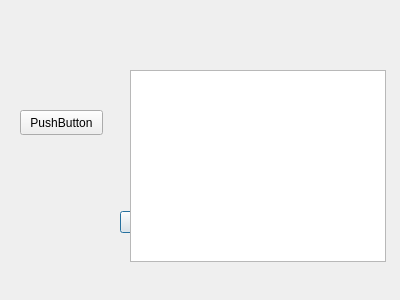
Above: GUI/form.ui from balsini/FlexBoardMeetsOBD before the change. Below: the same form after it.
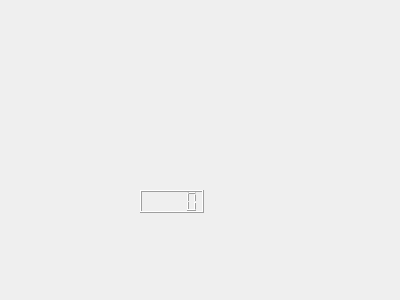
That is the form after the change.

Commit message: Solved some monitor graphics bug and added some LCD views

```diff
--- a/GUI/form.ui
+++ b/GUI/form.ui
@@ -13,39 +13,13 @@
   <property name="windowTitle">
    <string>Form</string>
   </property>
-  <widget class="QDialogButtonBox" name="buttonBox">
+  <widget class="QLCDNumber" name="lcdNumber">
    <property name="geometry">
     <rect>
-     <x>120</x>
-     <y>210</y>
-     <width>166</width>
-     <height>25</height>
-    </rect>
-   </property>
-   <property name="standardButtons">
-    <set>QDialogButtonBox::Cancel|QDialogButtonBox::Ok</set>
-   </property>
-  </widget>
-  <widget class="QPushButton" name="pushButton">
-   <property name="geometry">
-    <rect>
-     <x>20</x>
-     <y>110</y>
-     <width>83</width>
-     <height>25</height>
-    </rect>
-   </property>
-   <property name="text">
-    <string>PushButton</string>
-   </property>
-  </widget>
-  <widget class="QGraphicsView" name="graphicsView">
-   <property name="geometry">
-    <rect>
-     <x>130</x>
-     <y>70</y>
-     <width>256</width>
-     <height>192</height>
+     <x>140</x>
+     <y>190</y>
+     <width>64</width>
+     <height>23</height>
     </rect>
    </property>
   </widget>
```
The commit also changes 5 other files.
